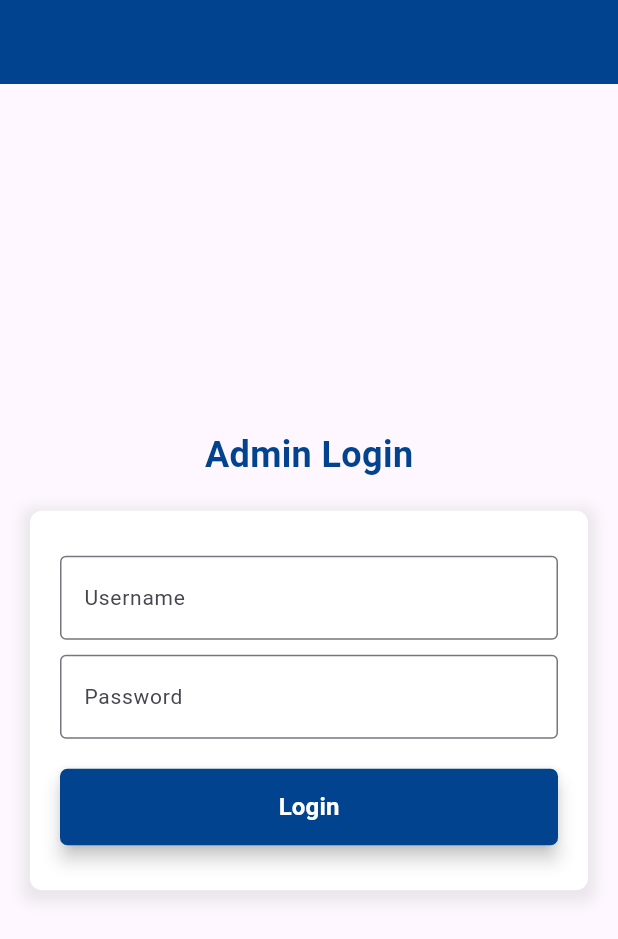
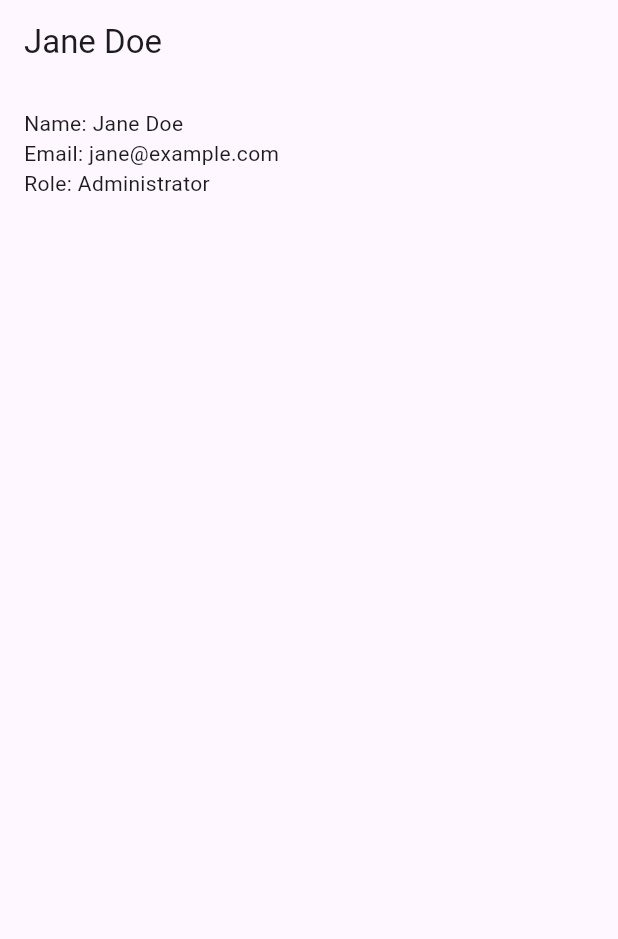
Before and after one commit to CoderTofu/FFWPU_Flutter_System, a Flutter app: the screen it shows after launch, on a phone screen of 412 x 824 dp. Shown: the top 939 px of the screen. Run offline on Flutter 3.47's test engine with Material 3 defaults, Android fonts, the phone set to English and light mode, and no system bars; our stand-ins replace fl_chart, google_fonts.

Commit message:
initial member details page

```diff
--- a/lib/main.dart
+++ b/lib/main.dart
@@ -1,5 +1,6 @@
 import 'package:ffwpu_flutter_view/pages/login_page.dart';
 import 'package:flutter/material.dart';
+import 'package:ffwpu_flutter_view/pages/member_detail_page.dart';
 
 void main() {
   runApp(const MyApp());
@@ -15,7 +16,11 @@ class MyApp extends StatelessWidget {
       theme: ThemeData(
         primarySwatch: Colors.green,
       ),
-      home: const LoginPage(),
+      home: const MemberDetailPage(
+        name: 'Jane Doe',
+        email: 'jane@example.com',
+        role: 'Administrator',
+      ),
     );
   }
 }
--- /dev/null
+++ b/lib/pages/member_detail_page.dart
@@ -0,0 +1,32 @@
+import 'package:flutter/material.dart';
+
+class MemberDetailPage extends StatelessWidget {
+  final String name;
+  final String email;
+  final String role;
+
+  const MemberDetailPage({
+    required this.name,
+    required this.email,
+    required this.role,
+    super.key,
+  });
+
+  @override
+  Widget build(BuildContext context) {
+    return Scaffold(
+      appBar: AppBar(title: Text(name)),
+      body: Padding(
+        padding: const EdgeInsets.all(16.0),
+        child: Column(
+          crossAxisAlignment: CrossAxisAlignment.start,
+          children: [
+            Text('Name: $name'),
+            Text('Email: $email'),
+            Text('Role: $role'),
+          ],
+        ),
+      ),
+    );
+  }
+}
```
Also changed, not shown: pubspec.lock.
